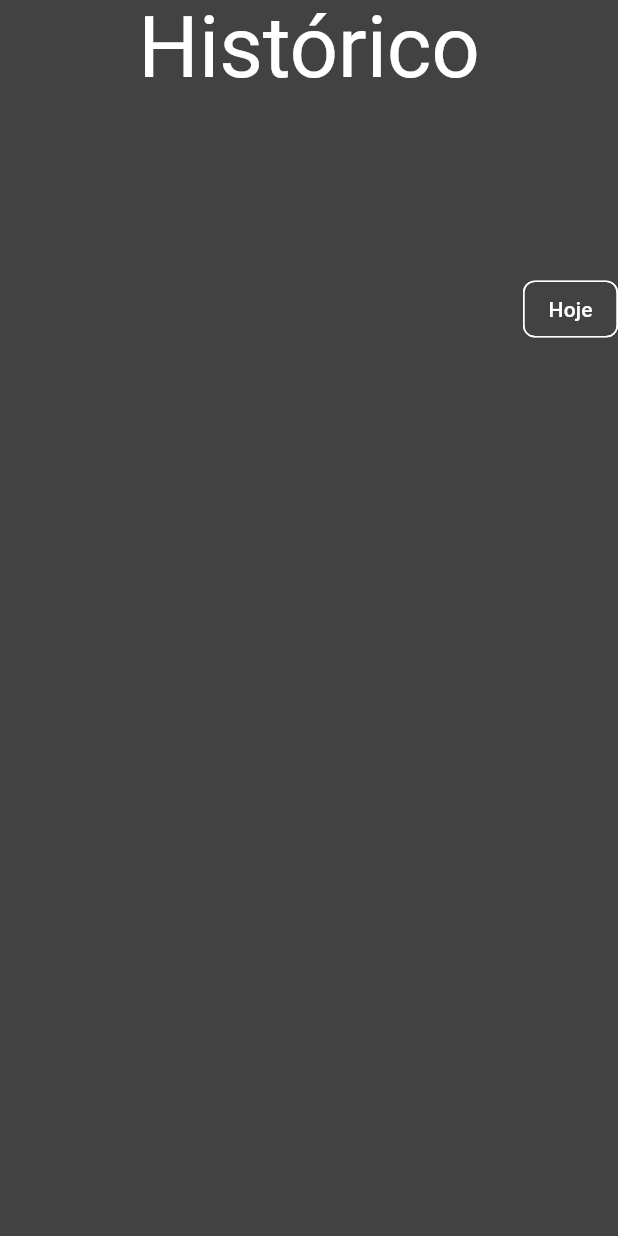
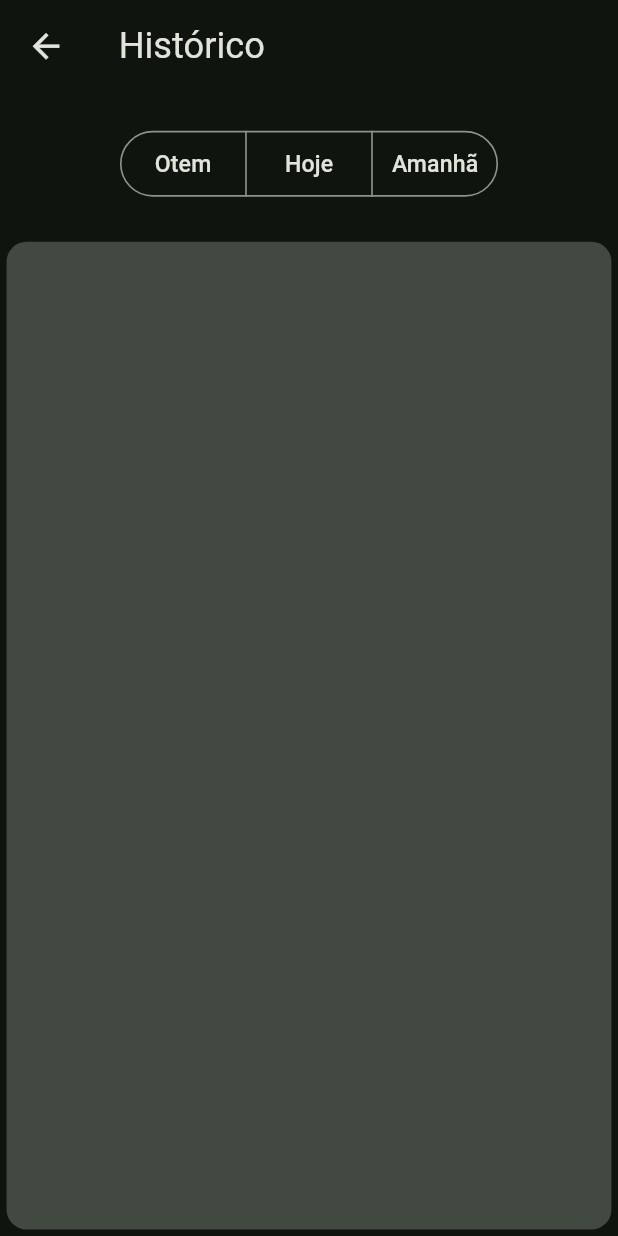
Before and after one commit to LuanRoger/CouponTake, a Flutter app: the HistorySection screen opened directly, on a phone screen of 412 x 824 dp. Run offline on Flutter 3.47's test engine with Material 2 defaults, Android fonts, the phone set to English and light mode, and no system bars; our stand-ins replace flutter_hooks, responsive_framework.

Commit message:
fix: breakpoints sizes, texts and styles from pages and widgets

```diff
--- /dev/null
+++ b/lib/models/cupon.dart
@@ -0,0 +1,6 @@
+class Cupon {
+  String cuponCode;
+  DateTime createdAt;
+
+  Cupon({required this.cuponCode, required this.createdAt});
+}
--- a/lib/pages/home_page/home_page.dart
+++ b/lib/pages/home_page/home_page.dart
@@ -19,7 +19,7 @@ class HomePage extends HookWidget {
 
   @override
   Widget build(BuildContext context) {
-    const int initialPageIndex = 2;
+    const int initialPageIndex = 0;
     final selectedRailIndexState = useState(initialPageIndex);
     final mainContentState =
         useState<Widget>(_changeDestination(initialPageIndex));
--- a/lib/pages/home_page/sections/history_section.dart
+++ b/lib/pages/home_page/sections/history_section.dart
@@ -7,28 +7,32 @@ class HistorySection extends HookWidget {
 
   @override
   Widget build(BuildContext context) {
-    final todayFilterState = useState(false);
+    final selectedFilterSegmentState = useState(<String>{});
 
-    return Column(
-      crossAxisAlignment: CrossAxisAlignment.center,
+    return Scaffold(
+      appBar: AppBar(
+        title: Text("Histórico"),
+      ),
+      body: Column(
+        crossAxisAlignment: CrossAxisAlignment.start,
         children: [
           Expanded(
               flex: 1,
-          child: Text(
-            "Histórico",
-            style: Theme.of(context).textTheme.headline1,
-          ),
-        ),
-        const Spacer(),
-        Expanded(
-            flex: 1,
               child: Row(
-              mainAxisAlignment: MainAxisAlignment.end,
+                mainAxisAlignment: MainAxisAlignment.center,
                 children: [
-                ChoiceChip(
-                    selected: todayFilterState.value,
-                    onSelected: (newValue) => todayFilterState.value = newValue,
-                    label: Text("Hoje"))
+                  SegmentedButton(
+                    segments: const [
+                      ButtonSegment(label: Text("Otem"), value: "Ontem"),
+                      ButtonSegment(label: Text("Hoje"), value: "Hoje"),
+                      ButtonSegment(label: Text("Amanhã"), value: "Amanhã")
+                    ],
+                    selected: selectedFilterSegmentState.value,
+                    onSelectionChanged: (newValue) {
+                      selectedFilterSegmentState.value = newValue;
+                    },
+                    emptySelectionAllowed: true,
+                  )
                 ],
               )),
           Expanded(
@@ -39,6 +43,7 @@ class HistorySection extends HookWidget {
                 child: CuponHistoryList(List.empty())),
           )
         ],
+      ),
     );
   }
 }
--- a/lib/shared/app_text_style.dart
+++ /dev/null
@@ -1,6 +0,0 @@
-import 'package:flutter/cupertino.dart';
-
-class AppTextStyle {
-  static const TextStyle cardTitle =
-      TextStyle(fontSize: 57, fontWeight: FontWeight.bold);
-}
--- a/lib/shared/app_theme_data.dart
+++ b/lib/shared/app_theme_data.dart
@@ -4,10 +4,6 @@ class AppThemeData {
   static final appDarkTheme = ThemeData(
     useMaterial3: true,
     brightness: Brightness.dark,
-    colorScheme: ColorScheme.fromSwatch(
-      brightness: Brightness.dark,
-      primarySwatch: Colors.green,
-      primaryColorDark: Colors.blue,
-    ),
+    colorSchemeSeed: Colors.green,
   );
 }
--- a/lib/shared/widgets/cards/bottom_left_card.dart
+++ b/lib/shared/widgets/cards/bottom_left_card.dart
@@ -1,8 +1,10 @@
 import 'package:cupon_take/models/user_info.dart';
+import 'package:cupon_take/shared/responsive_breakpoints_name.dart';
 import 'package:cupon_take/shared/widgets/cards/cards_base.dart';
 import 'package:cupon_take/shared/widgets/material_card.dart';
 import 'package:cupon_take/shared/widgets/user_info_chip.dart';
 import 'package:flutter/material.dart';
+import 'package:responsive_framework/responsive_framework.dart';
 
 class BottomLeftCard extends CardBase {
   UserInfo userInfo;
@@ -23,6 +25,8 @@ class BottomLeftCard extends CardBase {
     return Column(
       crossAxisAlignment: CrossAxisAlignment.start,
       children: [
+        if (ResponsiveWrapper.of(context).activeBreakpoint.name ==
+            ResponsiveBreakpointsName.desktopBreakpoint)
           Flexible(
             flex: 0,
             child: FilledMaterialCard(
```
Also changed, not shown: lib/main.dart (+4 -4 lines), lib/pages/home_page/sections/home_section.dart (+19 -26 lines), lib/shared/widgets/card_title.dart (deleted, +0 -16 lines), lib/shared/widgets/cards/cards_base.dart (+7 -2 lines). Lines whose indentation alone changed are shown as unchanged.
